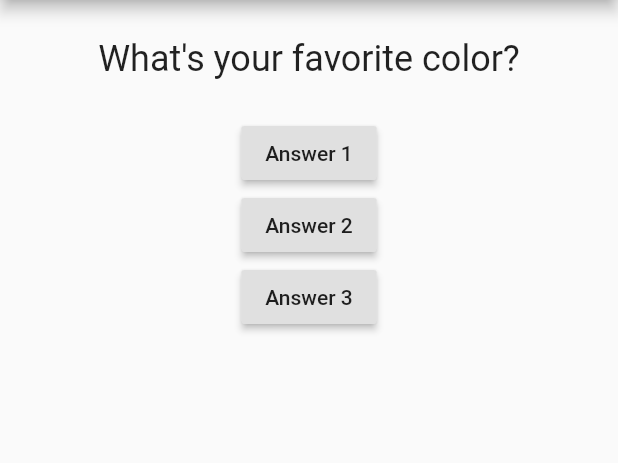
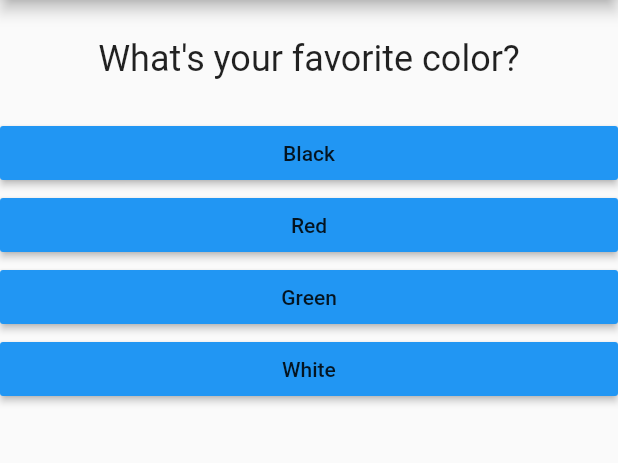
Before and after one commit to matheusmslima/flutter-quiz-app, a Flutter app: the screen it shows after launch, on a phone screen of 412 x 824 dp, the part 84-547 px from its top. Run offline on Flutter 3.47's test engine with Material 2 defaults, Android fonts, the phone set to English and light mode, and no system bars.

Commit message:
"Added error handling with if else statement"

```diff
--- /dev/null
+++ b/lib/answer.dart
@@ -0,0 +1,23 @@
+import 'package:flutter/material.dart';
+
+class Answer extends StatelessWidget {
+  final VoidCallback selectHandler;
+  final String answerText;
+  // ignore: prefer_const_constructors_in_immutables,, use_key_in_widget_constructors
+  Answer(this.selectHandler, this.answerText);
+
+  @override
+  Widget build(BuildContext context) {
+    // ignore: sized_box_for_whitespace
+    return Container(
+      width: double.infinity,
+      // ignore: deprecated_member_use, prefer_const_constructors
+      child: RaisedButton(
+        color: Colors.blue,
+        // ignore: prefer_const_constructors
+        child: Text(answerText),
+        onPressed: selectHandler,
+      ),
+    );
+  }
+}
--- a/lib/main.dart
+++ b/lib/main.dart
@@ -1,4 +1,5 @@
 import 'package:flutter/material.dart';
+import 'package:flutter_complete_guide/answer.dart';
 
 import './question.dart';
 
@@ -30,6 +31,21 @@ class _QuizAppState extends State<QuizApp> {
   //BuildContext is a type of object, context is a object of type BuildContext
   //build needs to return something, this something is a widget
   //anotacao que indica que vou sobrescrever uma classe mãe
+  final questions = const [
+    // maps
+    {
+      'questionText': "What's your favorite color?",
+      'answers': ['Black', 'Red', 'Green', 'White'],
+    },
+    {
+      'questionText': "What's your favorite animal?",
+      'answers': ['Rabbit', 'Snake', 'Elephant', 'Lion'],
+    },
+    {
+      'questionText': "What's your favorite car?",
+      'answers': ['Ferrari F50', 'AMG C63 GT', 'BMW M8', 'Jaguar F-Type'],
+    },
+  ];
 
   var _questionIndex = 0;
 
@@ -38,17 +54,19 @@ class _QuizAppState extends State<QuizApp> {
       _questionIndex++;
     });
     // print("Answer chosen!");
+    // ignore: avoid_print
     print(_questionIndex);
+
+    if (_questionIndex < questions.length) {
+      print("We have more questions!");
+    }
   }
 
   @override // deliberatly overrinding the default class
   Widget build(BuildContext context) {
     // LIST of questions ...
     // LISTS OF DATA, LISTS OF CONTACTS
-    var questions = [
-      "What's your favorite color?",
-      "What's your favorite animal?",
-    ];
+
     // MaterialApp takes NAMED arguments DONT NEED TO BE IN ORDER
     //const int x = 1;
     //At compile time, the value of x is going to be 1 and will not change.
@@ -59,35 +77,23 @@ class _QuizAppState extends State<QuizApp> {
           // com hot reload
         ),
         // GENERIC TYPES <Widget> list of widgets
-        body: Column(
+        body: _questionIndex < questions.length
+            ? Column(
                 // OLD ... Text(welcomeValdomiro),
                 // ignore: prefer_const_literals_to_create_immutables
                 children: [
                   Question(
-              questions[_questionIndex],
-            ), // i rebuild only this one?
-            // ignore: deprecated_member_use
-            RaisedButton(
-              child: const Text("Answer 1"),
-              onPressed: _answerQuestion, // onPressed takes a function
-              // by adding parentesis here it tries pass the
-              // returned value to onpressed we wnat to pass a pointer
+                    questions[_questionIndex]['questionText'] as String,
                   ),
-            // ignore: deprecated_member_use
-            RaisedButton(
-              child: const Text("Answer 2"),
-              onPressed: _answerQuestion, // this is a named function
-              // () => print ('answer') anonymous function
-            ),
-            // ignore: deprecated_member_use
-            RaisedButton(
-              child: const Text("Answer 3"),
-              onPressed: _answerQuestion, // or this way () => {for more lines}
-            ),
-            // just to follow along
-            // this is the "correct" one
-            // ElevatedButton(onPressed: onPressed, child: child)
+                  ...(questions[_questionIndex]['answers']
+                          as List<String>) //spreadop
+                      .map((answer) {
+                    return Answer(_answerQuestion, answer);
+                  }).toList()
                 ],
+              )
+            : const Center(
+                child: Text("You have answered all the questions!"),
               ),
       ),
     );
```
Lines whose indentation alone changed are shown as unchanged.
